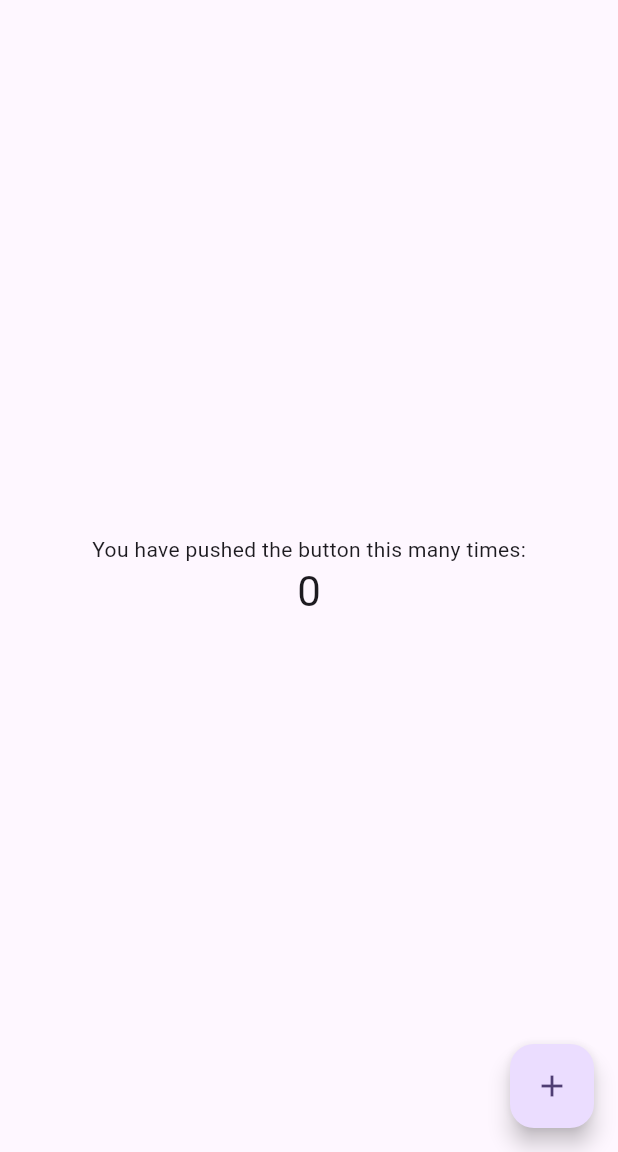
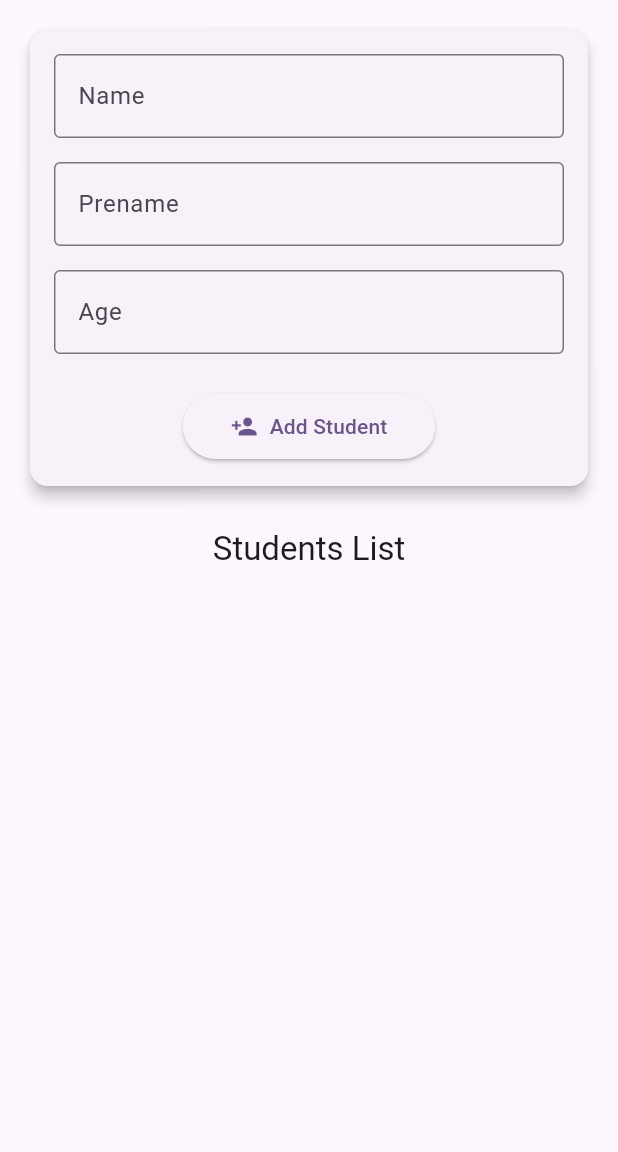
Before and after one commit to MihajloIlijic/demo_mobile_app, a Flutter app: the screen it shows after launch, on a phone screen of 412 x 824 dp, the part 84-1236 px from its top. Run offline on Flutter 3.47's test engine with Material 3 defaults, Android fonts, the phone set to English and light mode, and no system bars.

Commit message:
[main] - creating a simple student adding formular

```diff
--- /dev/null
+++ b/lib/core /custom-widgets/student_form_card.dart
@@ -0,0 +1,63 @@
+import 'package:flutter/material.dart';
+
+class StudentFormCard extends StatelessWidget {
+  final TextEditingController nameController;
+  final TextEditingController prenameController;
+  final TextEditingController ageController;
+  final VoidCallback onSubmit;
+
+  const StudentFormCard({
+    super.key,
+    required this.nameController,
+    required this.prenameController,
+    required this.ageController,
+    required this.onSubmit,
+  });
+
+  @override
+  Widget build(BuildContext context) {
+    return Card(
+      elevation: 4,
+      child: Padding(
+        padding: const EdgeInsets.all(16.0),
+        child: Column(
+          children: [
+            TextField(
+              controller: nameController,
+              decoration: const InputDecoration(
+                labelText: 'Name',
+                border: OutlineInputBorder(),
+              ),
+            ),
+            const SizedBox(height: 16),
+            TextField(
+              controller: prenameController,
+              decoration: const InputDecoration(
+                labelText: 'Prename',
+                border: OutlineInputBorder(),
+              ),
+            ),
+            const SizedBox(height: 16),
+            TextField(
+              controller: ageController,
+              decoration: const InputDecoration(
+                labelText: 'Age',
+                border: OutlineInputBorder(),
+              ),
+              keyboardType: TextInputType.number,
+            ),
+            const SizedBox(height: 24),
+            ElevatedButton.icon(
+              onPressed: onSubmit,
+              icon: const Icon(Icons.person_add),
+              label: const Text('Add Student'),
+              style: ElevatedButton.styleFrom(
+                padding: const EdgeInsets.symmetric(horizontal: 32, vertical: 12),
+              ),
+            ),
+          ],
+        ),
+      ),
+    );
+  }
+}
--- a/lib/main.dart
+++ b/lib/main.dart
@@ -1,3 +1,4 @@
+import 'package:app_demo/pages/home_page.dart';
 import 'package:flutter/material.dart';
 
 void main() {
@@ -35,91 +36,3 @@ class MyApp extends StatelessWidget {
     );
   }
 }
-
-class MyHomePage extends StatefulWidget {
-  const MyHomePage({super.key, required this.title});
-
-  // This widget is the home page of your application. It is stateful, meaning
-  // that it has a State object (defined below) that contains fields that affect
-  // how it looks.
-
-  // This class is the configuration for the state. It holds the values (in this
-  // case the title) provided by the parent (in this case the App widget) and
-  // used by the build method of the State. Fields in a Widget subclass are
-  // always marked "final".
-
-  final String title;
-
-  @override
-  State<MyHomePage> createState() => _MyHomePageState();
-}
-
-class _MyHomePageState extends State<MyHomePage> {
-  int _counter = 0;
-
-  void _incrementCounter() {
-    setState(() {
-      // This call to setState tells the Flutter framework that something has
-      // changed in this State, which causes it to rerun the build method below
-      // so that the display can reflect the updated values. If we changed
-      // _counter without calling setState(), then the build method would not be
-      // called again, and so nothing would appear to happen.
-      _counter++;
-    });
-  }
-
-  @override
-  Widget build(BuildContext context) {
-    // This method is rerun every time setState is called, for instance as done
-    // by the _incrementCounter method above.
-    //
-    // The Flutter framework has been optimized to make rerunning build methods
-    // fast, so that you can just rebuild anything that needs updating rather
-    // than having to individually change instances of widgets.
-    return Scaffold(
-      appBar: AppBar(
-        // TRY THIS: Try changing the color here to a specific color (to
-        // Colors.amber, perhaps?) and trigger a hot reload to see the AppBar
-        // change color while the other colors stay the same.
-        backgroundColor: Theme.of(context).colorScheme.inversePrimary,
-        // Here we take the value from the MyHomePage object that was created by
-        // the App.build method, and use it to set our appbar title.
-        title: Text(widget.title),
-      ),
-      body: Center(
-        // Center is a layout widget. It takes a single child and positions it
-        // in the middle of the parent.
-        child: Column(
-          // Column is also a layout widget. It takes a list of children and
-          // arranges them vertically. By default, it sizes itself to fit its
-          // children horizontally, and tries to be as tall as its parent.
-          //
-          // Column has various properties to control how it sizes itself and
-          // how it positions its children. Here we use mainAxisAlignment to
-          // center the children vertically; the main axis here is the vertical
-          // axis because Columns are vertical (the cross axis would be
-          // horizontal).
-          //
-          // TRY THIS: Invoke "debug painting" (choose the "Toggle Debug Paint"
-          // action in the IDE, or press "p" in the console), to see the
-          // wireframe for each widget.
-          mainAxisAlignment: MainAxisAlignment.center,
-          children: <Widget>[
-            const Text(
-              'You have pushed the button this many times:',
-            ),
-            Text(
-              '$_counter',
-              style: Theme.of(context).textTheme.headlineMedium,
-            ),
-          ],
-        ),
-      ),
-      floatingActionButton: FloatingActionButton(
-        onPressed: _incrementCounter,
-        tooltip: 'Increment',
-        child: const Icon(Icons.add),
-      ), // This trailing comma makes auto-formatting nicer for build methods.
-    );
-  }
-}
--- /dev/null
+++ b/lib/pages/home_page.dart
@@ -0,0 +1,95 @@
+import 'package:flutter/material.dart';
+
+import '../core /custom-widgets/student_form_card.dart';
+
+
+class MyHomePage extends StatefulWidget {
+  const MyHomePage({super.key, required this.title});
+  final String title;
+
+  @override
+  State<MyHomePage> createState() => _MyHomePageState();
+}
+
+class _MyHomePageState extends State<MyHomePage> {
+  final _nameController = TextEditingController();
+  final _prenameController = TextEditingController();
+  final _ageController = TextEditingController();
+
+  List<Map<String, dynamic>> students = [];
+
+  void _addStudent() {
+    if (_nameController.text.isNotEmpty &&
+        _prenameController.text.isNotEmpty &&
+        _ageController.text.isNotEmpty) {
+      setState(() {
+        students.add({
+          'name': _nameController.text,
+          'prename': _prenameController.text,
+          'age': _ageController.text,
+        });
+
+        _nameController.clear();
+        _prenameController.clear();
+        _ageController.clear();
+      });
+    }
+  }
+
+  @override
+  void dispose() {
+    _nameController.dispose();
+    _prenameController.dispose();
+    _ageController.dispose();
+    super.dispose();
+  }
+
+  @override
+  Widget build(BuildContext context) {
+    return Scaffold(
+      appBar: AppBar(
+        backgroundColor: Theme.of(context).colorScheme.inversePrimary,
+        title: Text(widget.title),
+      ),
+      body: Padding(
+        padding: const EdgeInsets.all(16.0),
+        child: Column(
+          crossAxisAlignment: CrossAxisAlignment.stretch,
+          children: [
+            StudentFormCard(
+              nameController: _nameController,
+              prenameController: _prenameController,
+              ageController: _ageController,
+              onSubmit: _addStudent,
+            ),
+            const SizedBox(height: 24),
+            Text(
+              'Students List',
+              style: Theme.of(context).textTheme.titleLarge,
+              textAlign: TextAlign.center,
+            ),
+            const SizedBox(height: 16),
+            Expanded(
+              child: ListView.builder(
+                itemCount: students.length,
+                itemBuilder: (context, index) {
+                  final student = students[index];
+                  return Card(
+                    margin: const EdgeInsets.only(bottom: 8),
+                    child: ListTile(
+                      leading: const CircleAvatar(
+                        child: Icon(Icons.person),
+                      ),
+                      title: Text('${student['prename']} ${student['name']}'),
+                      subtitle: Text('Age: ${student['age']}'),
+                    ),
+                  );
+                },
+              ),
+            ),
+          ],
+        ),
+      ),
+    );
+  }
+}
```
